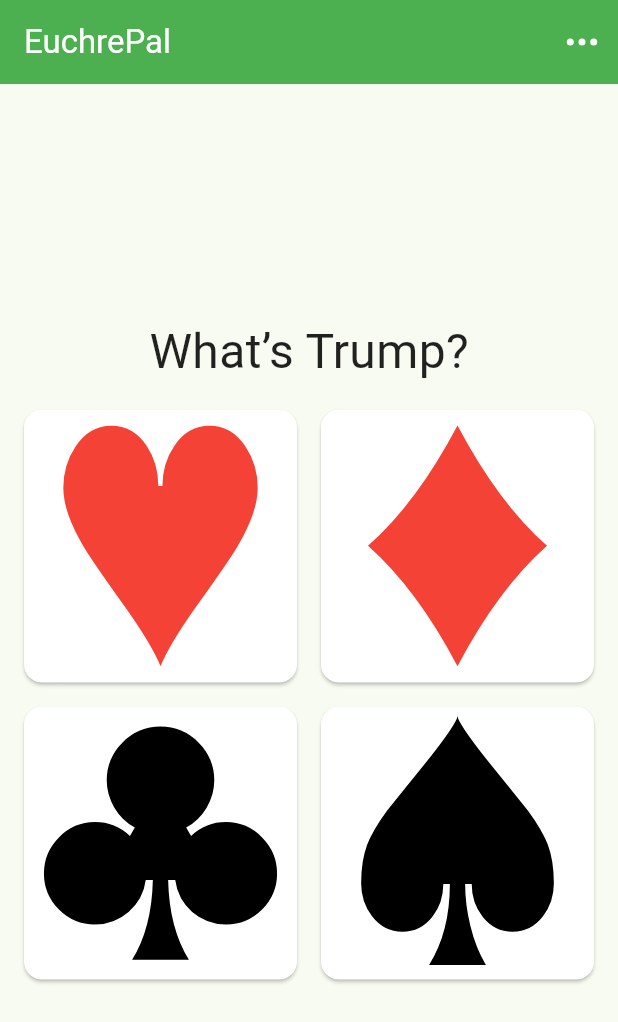
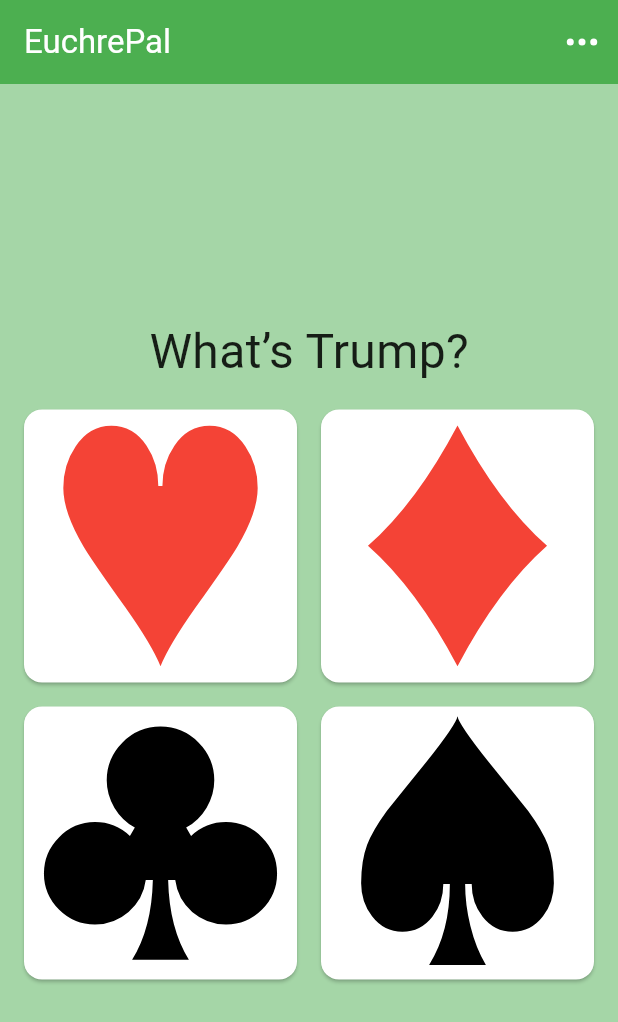
Before and after one commit to ncosgray/euchrepal, a Flutter app: the screen it shows after launch, on a phone screen of 412 x 824 dp. Shown: the top 1022 px of the screen. Run offline on Flutter 3.47's test engine with Material 3 defaults, Android fonts, the phone set to English and light mode, and no system bars; our stand-ins replace flutter_svg, shared_preferences, wakelock_plus.

Commit message:
color theme redesign

```diff
--- a/lib/home_page.dart
+++ b/lib/home_page.dart
@@ -188,7 +188,6 @@ class _HomePageState extends State<HomePage> {
   Card _card({required Widget card, required Suit suit}) {
     return Card(
         margin: const EdgeInsets.all(4.0),
-        color: Colors.white,
         shape: RoundedRectangleBorder(
             side: const BorderSide(color: Colors.grey, width: 1.0),
             borderRadius: BorderRadius.circular(2.0)),
--- a/lib/main.dart
+++ b/lib/main.dart
@@ -35,6 +35,7 @@ class EuchrePalApp extends StatelessWidget {
         useMaterial3: true,
         colorSchemeSeed: Colors.green,
         textTheme: Typography.blackMountainView,
+        scaffoldBackgroundColor: Colors.green.shade200,
         appBarTheme: const AppBarTheme(
           backgroundColor: Colors.green,
           foregroundColor: Colors.white,
@@ -49,13 +50,13 @@ class EuchrePalApp extends StatelessWidget {
         useMaterial3: true,
         colorSchemeSeed: Colors.green,
         textTheme: Typography.whiteMountainView,
-        scaffoldBackgroundColor: Colors.black,
+        scaffoldBackgroundColor: Colors.green.shade900,
         appBarTheme: AppBarTheme(
-          backgroundColor: Colors.green.shade900,
+          backgroundColor: Colors.green.shade800,
           foregroundColor: Colors.white,
         ),
         cardTheme: CardTheme(
-          color: Colors.grey.shade700,
+          color: Colors.grey.shade300,
           surfaceTintColor: Colors.white,
         ),
         brightness: Brightness.dark,
```
